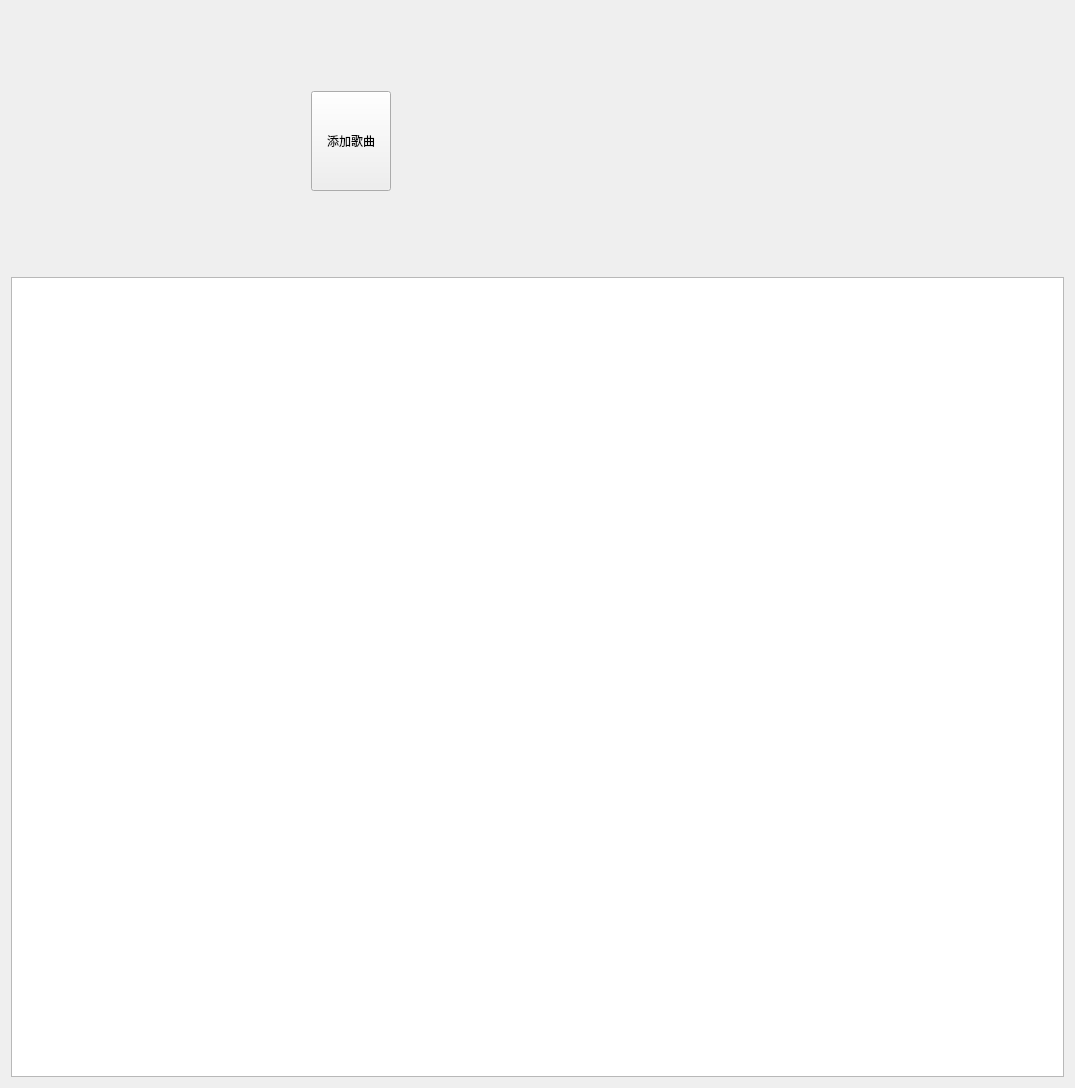
Old version of the form MusicPlayer/MusicPlayer/LocalMusicWgt.ui in the repository xfxbbb/musicPlayer.
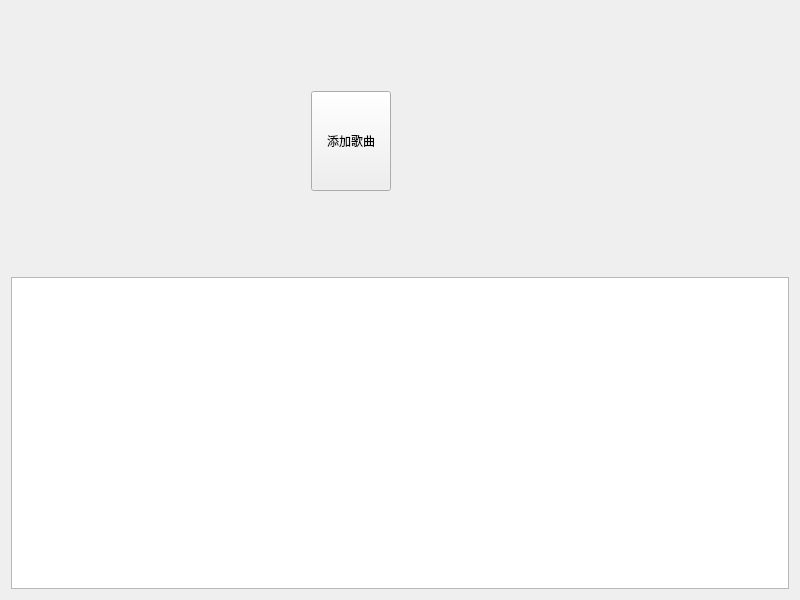
New version of the form. Icons and pictures are not drawn. Custom widgets are drawn as their Qt base class.

```diff
--- a/MusicPlayer/MusicPlayer/LocalMusicWgt.ui
+++ b/MusicPlayer/MusicPlayer/LocalMusicWgt.ui
@@ -6,8 +6,8 @@
    <rect>
     <x>0</x>
     <y>0</y>
-    <width>1075</width>
-    <height>967</height>
+    <width>800</width>
+    <height>600</height>
    </rect>
   </property>
   <property name="windowTitle">
@@ -83,7 +83,7 @@
        <property name="minimumSize">
         <size>
          <width>0</width>
-         <height>800</height>
+         <height>0</height>
         </size>
        </property>
        <property name="styleSheet">
```
